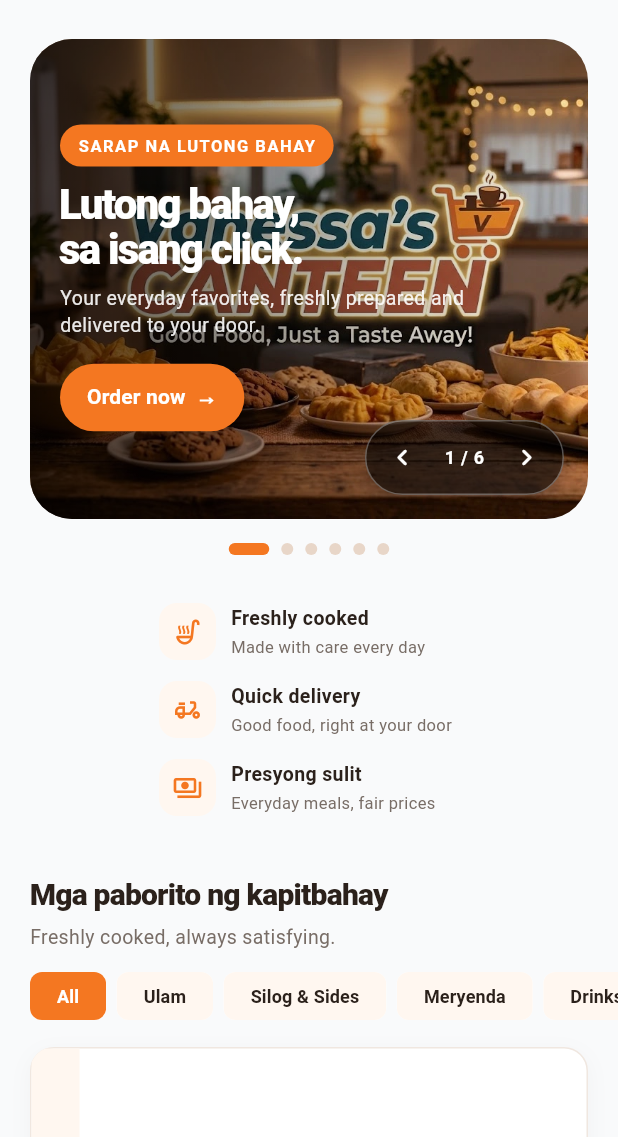
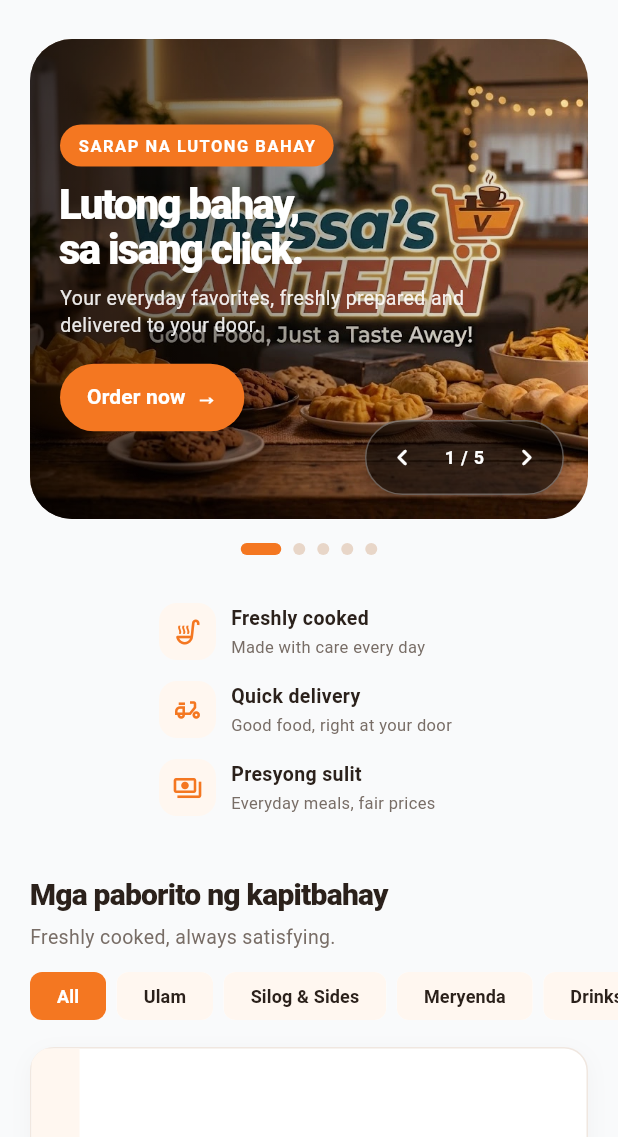
Before and after one commit to deathkiss334/ECOMMERCE_WEB, a Flutter app: the screen it shows after launch, on a phone screen of 412 x 824 dp, the part 99-1236 px from its top. Run offline on Flutter 3.47's test engine with Material 3 defaults, Android fonts, the light colour scheme and no system bars; our stand-ins replace google_sign_in, image_picker, shared_preferences; accounts and stored records are empty; network calls fail.

```diff
--- a/ecommerce_frontend/lib/landing_page.dart
+++ b/ecommerce_frontend/lib/landing_page.dart
@@ -105,11 +105,6 @@ class _HomePageState extends State<HomePage> {
       'Pamilyang busog,\nsayang walang kapantay.',
       'Bring home authentic Filipino flavors that everyone will love.',
       'assets/landing5.webp',
-    ),
-    _Slide(
-      'Mabilis na delivery,\ndiretso sa lamesa.',
-      'Order now and enjoy hot meals delivered fast to your doorstep.',
-      'assets/landing6.webp',
     ),
   ];
 
```
